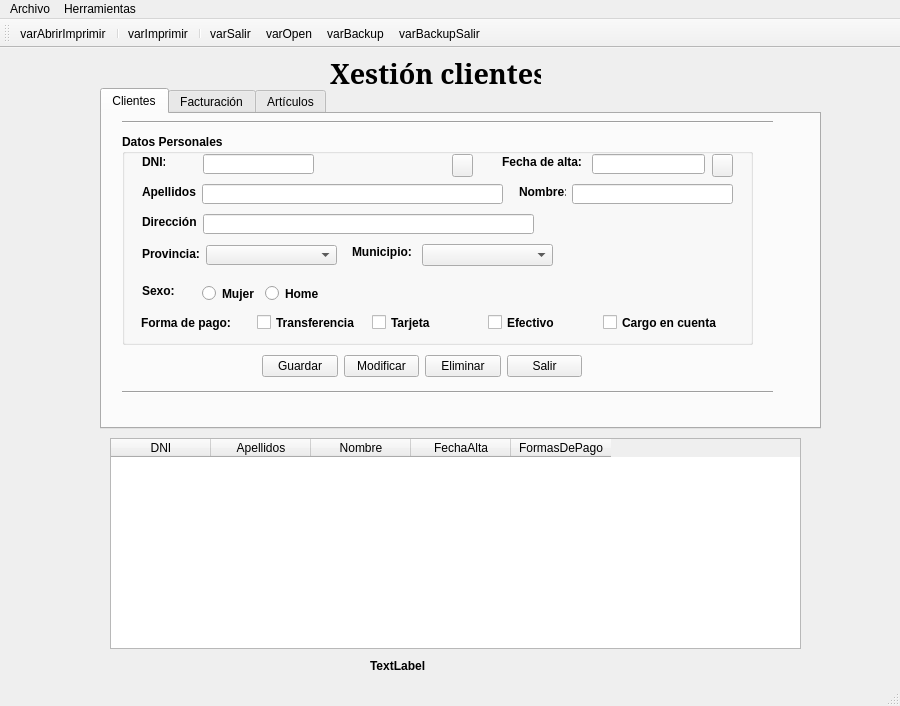
Old version of the form ventana.ui in the repository AresPunzon/punzongarcia.
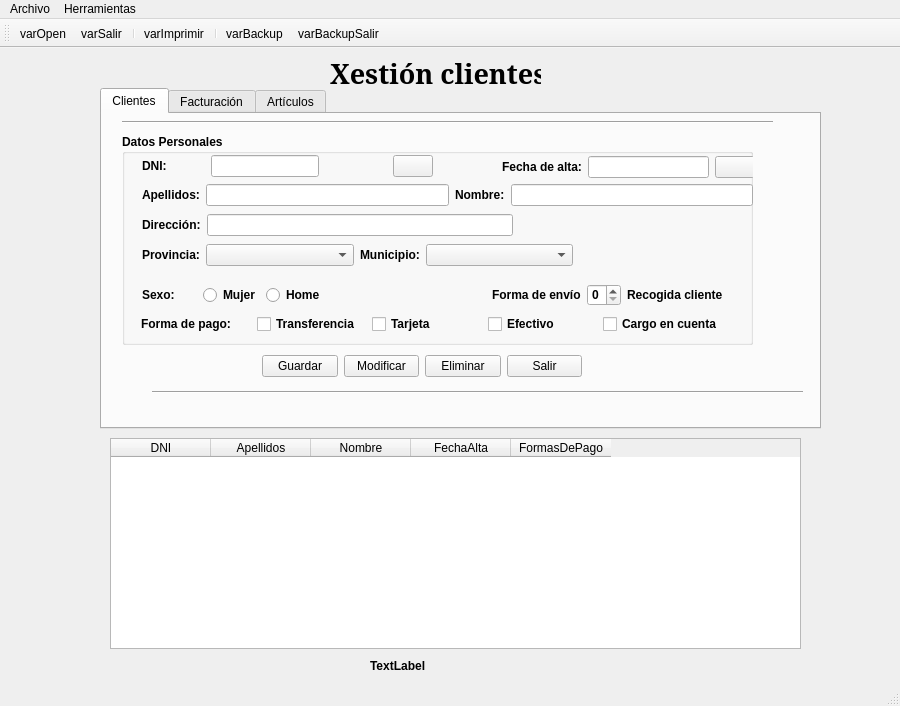
New version of the form. Icons and pictures are not drawn.

The edit to the form file:
```diff
--- a/ventana.ui
+++ b/ventana.ui
@@ -99,7 +99,7 @@
      <widget class="Line" name="line">
       <property name="geometry">
        <rect>
-        <x>20</x>
+        <x>50</x>
         <y>270</y>
         <width>651</width>
         <height>16</height>
@@ -127,30 +127,13 @@
       <property name="title">
        <string>Datos Personales</string>
       </property>
-      <widget class="QPushButton" name="btnCalendar">
-       <property name="geometry">
-        <rect>
-         <x>590</x>
-         <y>20</y>
-         <width>21</width>
-         <height>23</height>
-        </rect>
-       </property>
-       <property name="text">
-        <string/>
-       </property>
-       <property name="icon">
-        <iconset>
-         <normaloff>img/calendario.png</normaloff>img/calendario.png</iconset>
-       </property>
-      </widget>
       <widget class="QWidget" name="layoutWidget">
        <property name="geometry">
         <rect>
          <x>19</x>
          <y>179</y>
          <width>581</width>
-         <height>19</height>
+         <height>22</height>
         </rect>
        </property>
        <layout class="QHBoxLayout" name="horizontalLayout">
@@ -239,61 +222,337 @@
         </item>
        </layout>
       </widget>
-      <widget class="QLabel" name="lblAlta">
+      <widget class="QWidget" name="">
+       <property name="geometry">
+        <rect>
+         <x>20</x>
+         <y>19</y>
+         <width>291</width>
+         <height>26</height>
+        </rect>
+       </property>
+       <layout class="QHBoxLayout" name="horizontalLayout_3">
+        <item>
+         <widget class="QLabel" name="lblndi">
+          <property name="sizePolicy">
+           <sizepolicy hsizetype="Expanding" vsizetype="Preferred">
+            <horstretch>0</horstretch>
+            <verstretch>0</verstretch>
+           </sizepolicy>
+          </property>
+          <property name="font">
+           <font>
+            <weight>75</weight>
+            <bold>true</bold>
+           </font>
+          </property>
+          <property name="text">
+           <string>DNI:</string>
+          </property>
+         </widget>
+        </item>
+        <item>
+         <widget class="QLineEdit" name="txtdni">
+          <property name="font">
+           <font>
+            <weight>50</weight>
+            <bold>false</bold>
+           </font>
+          </property>
+         </widget>
+        </item>
+        <item>
+         <widget class="QLabel" name="lblvalidodni">
+          <property name="sizePolicy">
+           <sizepolicy hsizetype="Expanding" vsizetype="Preferred">
+            <horstretch>0</horstretch>
+            <verstretch>0</verstretch>
+           </sizepolicy>
+          </property>
+          <property name="minimumSize">
+           <size>
+            <width>5</width>
+            <height>0</height>
+           </size>
+          </property>
+          <property name="text">
+           <string/>
+          </property>
+         </widget>
+        </item>
+        <item>
+         <widget class="QPushButton" name="btnLimpiaForm">
+          <property name="text">
+           <string/>
+          </property>
+          <property name="icon">
+           <iconset>
+            <normaloff>img/reload.png</normaloff>img/reload.png</iconset>
+          </property>
+         </widget>
+        </item>
+       </layout>
+      </widget>
+      <widget class="QWidget" name="">
        <property name="geometry">
         <rect>
          <x>380</x>
          <y>20</y>
-         <width>81</width>
-         <height>16</height>
+         <width>253</width>
+         <height>26</height>
         </rect>
        </property>
-       <property name="font">
-        <font>
-         <weight>75</weight>
-         <bold>true</bold>
-        </font>
-       </property>
-       <property name="text">
-        <string>Fecha de alta:</string>
-       </property>
+       <layout class="QHBoxLayout" name="horizontalLayout_4">
+        <item>
+         <widget class="QLabel" name="lblAlta">
+          <property name="font">
+           <font>
+            <weight>75</weight>
+            <bold>true</bold>
+           </font>
+          </property>
+          <property name="text">
+           <string>Fecha de alta:</string>
+          </property>
+         </widget>
+        </item>
+        <item>
+         <widget class="QLineEdit" name="txtAlta">
+          <property name="font">
+           <font>
+            <weight>50</weight>
+            <bold>false</bold>
+           </font>
+          </property>
+          <property name="alignment">
+           <set>Qt::AlignRight|Qt::AlignTrailing|Qt::AlignVCenter</set>
+          </property>
+         </widget>
+        </item>
+        <item>
+         <widget class="QPushButton" name="btnCalendar">
+          <property name="text">
+           <string/>
+          </property>
+          <property name="icon">
+           <iconset>
+            <normaloff>img/calendario.png</normaloff>img/calendario.png</iconset>
+          </property>
+         </widget>
+        </item>
+       </layout>
       </widget>
-      <widget class="QLineEdit" name="txtApe">
+      <widget class="QWidget" name="">
        <property name="geometry">
         <rect>
-         <x>80</x>
+         <x>20</x>
          <y>50</y>
-         <width>301</width>
-         <height>20</height>
+         <width>611</width>
+         <height>22</height>
         </rect>
        </property>
-       <property name="sizePolicy">
-        <sizepolicy hsizetype="Expanding" vsizetype="Fixed">
-         <horstretch>0</horstretch>
-         <verstretch>0</verstretch>
-        </sizepolicy>
+       <layout class="QHBoxLayout" name="horizontalLayout_5">
+        <item>
+         <widget class="QLabel" name="lblApe">
+          <property name="sizePolicy">
+           <sizepolicy hsizetype="Preferred" vsizetype="Preferred">
+            <horstretch>0</horstretch>
+            <verstretch>0</verstretch>
+           </sizepolicy>
+          </property>
+          <property name="font">
+           <font>
+            <weight>75</weight>
+            <bold>true</bold>
+           </font>
+          </property>
+          <property name="text">
+           <string>Apellidos:</string>
+          </property>
+         </widget>
+        </item>
+        <item>
+         <widget class="QLineEdit" name="txtApe">
+          <property name="sizePolicy">
+           <sizepolicy hsizetype="Expanding" vsizetype="Fixed">
+            <horstretch>0</horstretch>
+            <verstretch>0</verstretch>
+           </sizepolicy>
+          </property>
+          <property name="font">
+           <font>
+            <weight>50</weight>
+            <bold>false</bold>
+           </font>
+          </property>
+         </widget>
+        </item>
+        <item>
+         <widget class="QLabel" name="lblNome">
+          <property name="sizePolicy">
+           <sizepolicy hsizetype="Preferred" vsizetype="Preferred">
+            <horstretch>0</horstretch>
+            <verstretch>0</verstretch>
+           </sizepolicy>
+          </property>
+          <property name="font">
+           <font>
+            <weight>75</weight>
+            <bold>true</bold>
+           </font>
+          </property>
+          <property name="text">
+           <string>Nombre:</string>
+          </property>
+         </widget>
+        </item>
+        <item>
+         <widget class="QLineEdit" name="txtNome">
+          <property name="sizePolicy">
+           <sizepolicy hsizetype="Expanding" vsizetype="Fixed">
+            <horstretch>0</horstretch>
+            <verstretch>0</verstretch>
+           </sizepolicy>
+          </property>
+          <property name="font">
+           <font>
+            <weight>50</weight>
+            <bold>false</bold>
+           </font>
+          </property>
+         </widget>
+        </item>
+       </layout>
+      </widget>
+      <widget class="QWidget" name="">
+       <property name="geometry">
+        <rect>
+         <x>20</x>
+         <y>80</y>
+         <width>371</width>
+         <height>22</height>
+        </rect>
        </property>
-       <property name="font">
-        <font>
-         <weight>50</weight>
-         <bold>false</bold>
-        </font>
+       <layout class="QHBoxLayout" name="horizontalLayout_6">
+        <item>
+         <widget class="QLabel" name="lblDir">
+          <property name="font">
+           <font>
+            <weight>75</weight>
+            <bold>true</bold>
+           </font>
+          </property>
+          <property name="text">
+           <string>Dirección:</string>
+          </property>
+         </widget>
+        </item>
+        <item>
+         <widget class="QLineEdit" name="txtDir">
+          <property name="font">
+           <font>
+            <weight>50</weight>
+            <bold>false</bold>
+           </font>
+          </property>
+         </widget>
+        </item>
+       </layout>
+      </widget>
+      <widget class="QWidget" name="">
+       <property name="geometry">
+        <rect>
+         <x>20</x>
+         <y>110</y>
+         <width>431</width>
+         <height>22</height>
+        </rect>
        </property>
+       <layout class="QHBoxLayout" name="horizontalLayout_7">
+        <item>
+         <widget class="QLabel" name="lblPro">
+          <property name="font">
+           <font>
+            <weight>75</weight>
+            <bold>true</bold>
+           </font>
+          </property>
+          <property name="text">
+           <string>Provincia:</string>
+          </property>
+         </widget>
+        </item>
+        <item>
+         <widget class="QComboBox" name="cmbProv">
+          <property name="sizePolicy">
+           <sizepolicy hsizetype="Expanding" vsizetype="Fixed">
+            <horstretch>0</horstretch>
+            <verstretch>0</verstretch>
+           </sizepolicy>
+          </property>
+         </widget>
+        </item>
+        <item>
+         <widget class="QLabel" name="lblMuni">
+          <property name="font">
+           <font>
+            <weight>75</weight>
+            <bold>true</bold>
+           </font>
+          </property>
+          <property name="text">
+           <string>Municipio:</string>
+          </property>
+         </widget>
+        </item>
+        <item>
+         <widget class="QComboBox" name="cmbMuni">
+          <property name="sizePolicy">
+           <sizepolicy hsizetype="Expanding" vsizetype="Fixed">
+            <horstretch>0</horstretch>
+            <verstretch>0</verstretch>
+           </sizepolicy>
+          </property>
+         </widget>
+        </item>
+       </layout>
       </widget>
-      <widget class="QWidget" name="layoutWidget">
+      <widget class="QWidget" name="">
        <property name="geometry">
         <rect>
-         <x>80</x>
+         <x>20</x>
          <y>150</y>
-         <width>120</width>
-         <height>19</height>
+         <width>581</width>
+         <height>22</height>
         </rect>
        </property>
-       <layout class="QGridLayout" name="gridLayout">
-        <property name="sizeConstraint">
-         <enum>QLayout::SetNoConstraint</enum>
-        </property>
-        <item row="0" column="0">
+       <layout class="QHBoxLayout" name="horizontalLayout_8">
+        <item>
+         <widget class="QLabel" name="label">
+          <property name="sizePolicy">
+           <sizepolicy hsizetype="Preferred" vsizetype="Preferred">
+            <horstretch>0</horstretch>
+            <verstretch>0</verstretch>
+           </sizepolicy>
+          </property>
+          <property name="minimumSize">
+           <size>
+            <width>55</width>
+            <height>0</height>
+           </size>
+          </property>
+          <property name="font">
+           <font>
+            <weight>75</weight>
+            <bold>true</bold>
+           </font>
+          </property>
+          <property name="text">
+           <string>Sexo:</string>
+          </property>
+         </widget>
+        </item>
+        <item>
          <widget class="QRadioButton" name="rbtMujer">
           <property name="text">
            <string>Mujer</string>
@@ -303,7 +562,7 @@
           </attribute>
          </widget>
         </item>
-        <item row="0" column="1">
+        <item>
          <widget class="QRadioButton" name="rbtHome">
           <property name="text">
            <string>Home</string>
@@ -313,270 +572,42 @@
           </attribute>
          </widget>
         </item>
+        <item>
+         <spacer name="horizontalSpacer">
+          <property name="orientation">
+           <enum>Qt::Horizontal</enum>
+          </property>
+          <property name="sizeHint" stdset="0">
+           <size>
+            <width>40</width>
+            <height>20</height>
+           </size>
+          </property>
+         </spacer>
+        </item>
+        <item>
+         <widget class="QLabel" name="lblSpin">
+          <property name="text">
+           <string>Forma de envío</string>
+          </property>
+         </widget>
+        </item>
+        <item>
+         <widget class="QSpinBox" name="spinEnvio">
+          <property name="maximum">
+           <number>3</number>
+          </property>
+         </widget>
+        </item>
+        <item>
+         <widget class="QLabel" name="lblEnvio">
+          <property name="text">
+           <string>Recogida cliente</string>
+          </property>
+         </widget>
+        </item>
        </layout>
       </widget>
-      <widget class="QLabel" name="lblvalidodni">
-       <property name="geometry">
-        <rect>
-         <x>199</x>
-         <y>19</y>
-         <width>16</width>
-         <height>16</height>
-        </rect>
-       </property>
-       <property name="sizePolicy">
-        <sizepolicy hsizetype="Expanding" vsizetype="Preferred">
-         <horstretch>0</horstretch>
-         <verstretch>0</verstretch>
-        </sizepolicy>
-       </property>
-       <property name="minimumSize">
-        <size>
-         <width>5</width>
-         <height>0</height>
-        </size>
-       </property>
-       <property name="text">
-        <string/>
-       </property>
-      </widget>
-      <widget class="QLabel" name="lblndi">
-       <property name="geometry">
-        <rect>
-         <x>20</x>
-         <y>20</y>
-         <width>23</width>
-         <height>16</height>
-        </rect>
-       </property>
-       <property name="font">
-        <font>
-         <weight>75</weight>
-         <bold>true</bold>
-        </font>
-       </property>
-       <property name="text">
-        <string>DNI:</string>
-       </property>
-      </widget>
-      <widget class="QLabel" name="lblNome">
-       <property name="geometry">
-        <rect>
-         <x>397</x>
-         <y>50</y>
-         <width>47</width>
-         <height>16</height>
-        </rect>
-       </property>
-       <property name="font">
-        <font>
-         <weight>75</weight>
-         <bold>true</bold>
-        </font>
-       </property>
-       <property name="text">
-        <string>Nombre:</string>
-       </property>
-      </widget>
-      <widget class="QLabel" name="label">
-       <property name="geometry">
-        <rect>
-         <x>20</x>
-         <y>150</y>
-         <width>47</width>
-         <height>13</height>
-        </rect>
-       </property>
-       <property name="font">
-        <font>
-         <weight>75</weight>
-         <bold>true</bold>
-        </font>
-       </property>
-       <property name="text">
-        <string>Sexo:</string>
-       </property>
-      </widget>
-      <widget class="QLineEdit" name="txtNome">
-       <property name="geometry">
-        <rect>
-         <x>450</x>
-         <y>50</y>
-         <width>161</width>
-         <height>20</height>
-        </rect>
-       </property>
-       <property name="font">
-        <font>
-         <weight>50</weight>
-         <bold>false</bold>
-        </font>
-       </property>
-      </widget>
-      <widget class="QLineEdit" name="txtAlta">
-       <property name="geometry">
-        <rect>
-         <x>470</x>
-         <y>20</y>
-         <width>113</width>
-         <height>20</height>
-        </rect>
-       </property>
-       <property name="font">
-        <font>
-         <weight>50</weight>
-         <bold>false</bold>
-        </font>
-       </property>
-       <property name="alignment">
-        <set>Qt::AlignRight|Qt::AlignTrailing|Qt::AlignVCenter</set>
-       </property>
-      </widget>
-      <widget class="QComboBox" name="cmbMuni">
-       <property name="geometry">
-        <rect>
-         <x>300</x>
-         <y>110</y>
-         <width>131</width>
-         <height>22</height>
-        </rect>
-       </property>
-      </widget>
-      <widget class="QComboBox" name="cmbProv">
-       <property name="geometry">
-        <rect>
-         <x>84</x>
-         <y>111</y>
-         <width>131</width>
-         <height>20</height>
-        </rect>
-       </property>
-      </widget>
-      <widget class="QLabel" name="lblMuni">
-       <property name="geometry">
-        <rect>
-         <x>230</x>
-         <y>110</y>
-         <width>61</width>
-         <height>16</height>
-        </rect>
-       </property>
-       <property name="font">
-        <font>
-         <weight>75</weight>
-         <bold>true</bold>
-        </font>
-       </property>
-       <property name="text">
-        <string>Municipio:</string>
-       </property>
-      </widget>
-      <widget class="QLabel" name="lblApe">
-       <property name="geometry">
-        <rect>
-         <x>20</x>
-         <y>50</y>
-         <width>54</width>
-         <height>16</height>
-        </rect>
-       </property>
-       <property name="font">
-        <font>
-         <weight>75</weight>
-         <bold>true</bold>
-        </font>
-       </property>
-       <property name="text">
-        <string>Apellidos:</string>
-       </property>
-      </widget>
-      <widget class="QLabel" name="lblDir">
-       <property name="geometry">
-        <rect>
-         <x>20</x>
-         <y>80</y>
-         <width>55</width>
-         <height>16</height>
-        </rect>
-       </property>
-       <property name="font">
-        <font>
-         <weight>75</weight>
-         <bold>true</bold>
-        </font>
-       </property>
-       <property name="text">
-        <string>Dirección:</string>
-       </property>
-      </widget>
-      <widget class="QLineEdit" name="txtDir">
-       <property name="geometry">
-        <rect>
-         <x>81</x>
-         <y>80</y>
-         <width>331</width>
-         <height>20</height>
-        </rect>
-       </property>
-       <property name="font">
-        <font>
-         <weight>50</weight>
-         <bold>false</bold>
-        </font>
-       </property>
-      </widget>
-      <widget class="QLineEdit" name="txtdni">
-       <property name="geometry">
-        <rect>
-         <x>81</x>
-         <y>20</y>
-         <width>111</width>
-         <height>20</height>
-        </rect>
-       </property>
-       <property name="font">
-        <font>
-         <weight>50</weight>
-         <bold>false</bold>
-        </font>
-       </property>
-      </widget>
-      <widget class="QLabel" name="lblPro">
-       <property name="geometry">
-        <rect>
-         <x>20</x>
-         <y>110</y>
-         <width>61</width>
-         <height>20</height>
-        </rect>
-       </property>
-       <property name="font">
-        <font>
-         <weight>75</weight>
-         <bold>true</bold>
-        </font>
-       </property>
-       <property name="text">
-        <string>Provincia:</string>
-       </property>
-      </widget>
-      <widget class="QPushButton" name="btnLimpiaForm">
-       <property name="geometry">
-        <rect>
-         <x>330</x>
-         <y>20</y>
-         <width>21</width>
-         <height>23</height>
-        </rect>
-       </property>
-       <property name="text">
-        <string/>
-       </property>
-       <property name="icon">
-        <iconset>
-         <normaloff>img/reload.png</normaloff>img/reload.png</iconset>
-       </property>
-      </widget>
      </widget>
      <widget class="Line" name="line_2">
       <property name="geometry">
@@ -732,12 +763,11 @@
    <attribute name="toolBarBreak">
     <bool>false</bool>
    </attribute>
-   <addaction name="actionvarAbrirImprimir"/>
-   <addaction name="separator"/>
-   <addaction name="actionvarImprimir"/>
-   <addaction name="separator"/>
-   <addaction name="actionvarSalir"/>
    <addaction name="actionvarOpen"/>
+   <addaction name="actionvarSalir"/>
+   <addaction name="separator"/>
+   <addaction name="actionvarImprimir"/>
+   <addaction name="separator"/>
    <addaction name="actionvarBackup"/>
    <addaction name="actionvarBackupRestaurar"/>
   </widget>
```
Left out of the diff: 8 changed lines with no effect on the pictures.
